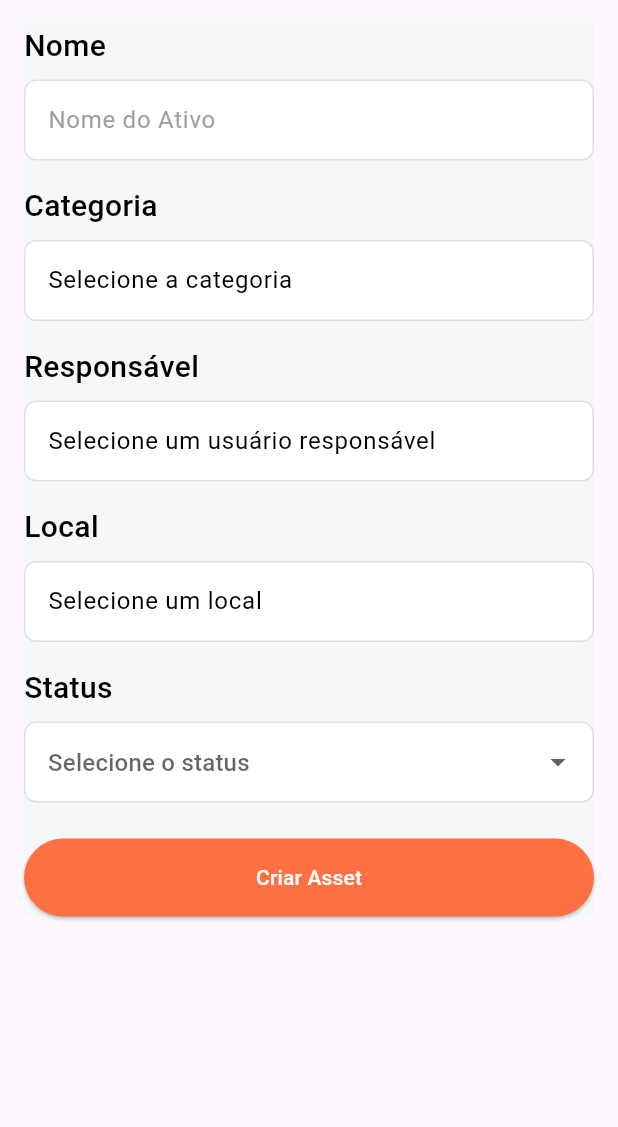
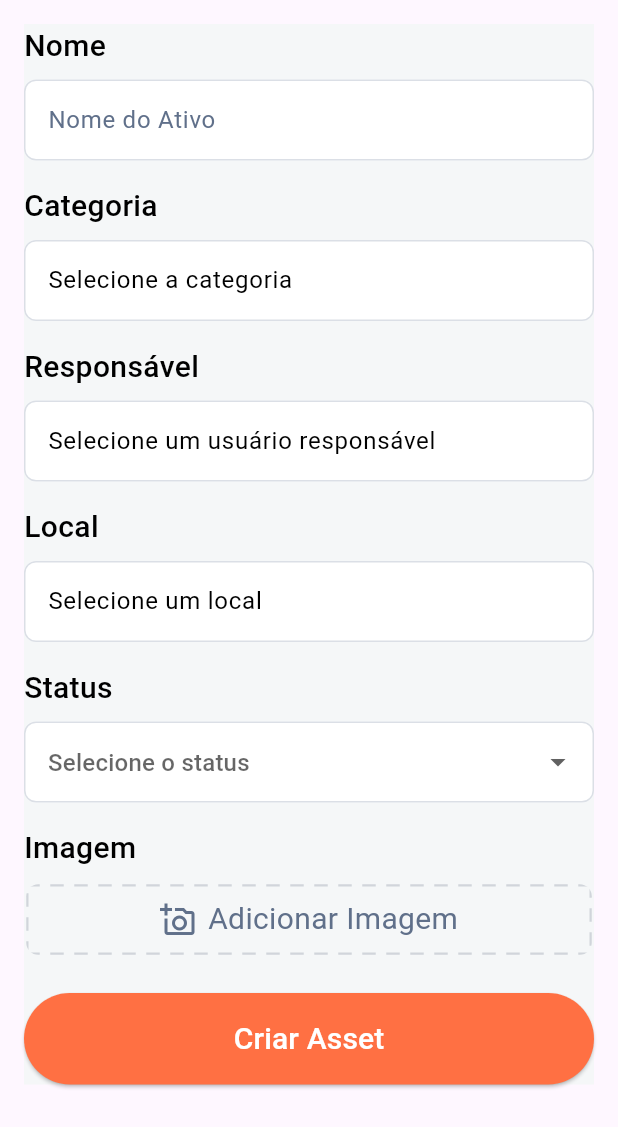
Before and after one commit to mathe-u/asset-management-system-app, a Flutter app: the CreateAssetScreen widget shown alone on an empty page, opened directly, on a phone screen of 412 x 824 dp. Shown: the top 1127 px of the screen. Run offline on Flutter 3.47's test engine with Material 3 defaults, Android fonts, the phone set to English and light mode, and no system bars; our stand-ins replace google_fonts, image_picker, pdf, printing, shared_preferences; missing offline and left inert: mobile_scanner; accounts and stored records are empty; network calls fail.

Commit message:
add button add image for create asset screen

```diff
--- a/lib/screens/create_asset_screen.dart
+++ b/lib/screens/create_asset_screen.dart
@@ -1,4 +1,6 @@
 import 'package:flutter/material.dart';
+import 'package:image_picker/image_picker.dart';
+import 'dart:io';
 
 class CreateAssetScreen extends StatefulWidget {
   const CreateAssetScreen({super.key});
@@ -17,6 +19,9 @@ class _CreateAssetState extends State<CreateAssetScreen> {
   bool _isLoading = false;
 
   String? _selectedStatus = null;
+
+  File? _image;
+  final ImagePicker _picker = ImagePicker();
 
   final List<String> _statusChoices = [
     'Disponivel',
@@ -56,6 +61,17 @@ class _CreateAssetState extends State<CreateAssetScreen> {
     }
   }
 
+  Future<void> _pickImage() async {
+    final XFile? pickedFile = await _picker.pickImage(
+      source: ImageSource.gallery,
+    );
+    if (pickedFile != null) {
+      setState(() {
+        _image = File(pickedFile.path);
+      });
+    }
+  }
+
   @override
   void dispose() {
     _nameController.dispose();
@@ -91,7 +107,7 @@ class _CreateAssetState extends State<CreateAssetScreen> {
                   controller: _nameController,
                   decoration: InputDecoration(
                     hintText: 'Nome do Ativo',
-                    hintStyle: const TextStyle(color: Colors.grey),
+                    hintStyle: const TextStyle(color: Color(0xff60708a)),
                     filled: true,
                     fillColor: Colors.white,
                     border: const OutlineInputBorder(),
@@ -274,7 +290,8 @@ class _CreateAssetState extends State<CreateAssetScreen> {
                 ),
                 const SizedBox(height: 8),
                 DropdownButtonFormField<String>(
-                  // initialValue: '_selectedStatus',
+                  // value: _selectedStatus,
+                  initialValue: _selectedStatus,
                   decoration: InputDecoration(
                     hintText: 'Selecione o status',
                     hintStyle: const TextStyle(color: Colors.black),
@@ -321,6 +338,72 @@ class _CreateAssetState extends State<CreateAssetScreen> {
                   },
                 ),
 
+                const SizedBox(height: 16),
+                const Text(
+                  'Imagem',
+                  style: TextStyle(
+                    fontSize: 20,
+                    color: Colors.black,
+                    fontWeight: FontWeight.w500,
+                  ),
+                  textAlign: TextAlign.left,
+                ),
+                // deve ser um botao com borda pontilhada Color(0xFFd1d5db),
+                // quando tiver uma imagem deve mudar de tamaho para se ajustar a imagem
+                // deve ser possivel adicionar mais de uma image
+                // botao para adicionar mais uma image abaixo,
+                const SizedBox(height: 8),
+                GestureDetector(
+                  onTap: _pickImage,
+                  child: Container(
+                    height: 50,
+                    decoration: BoxDecoration(
+                      color: Colors.transparent,
+                      borderRadius: BorderRadius.circular(8),
+                      border: _image == null
+                          ? Border.all(
+                              color: const Color(0xffdbdfe6),
+                              width: 1.5,
+                              style: BorderStyle.none,
+                            )
+                          : null,
+                    ),
+                    child: ClipRRect(
+                      borderRadius: BorderRadius.circular(8),
+                      child: _image != null
+                          ? Image.file(
+                              _image!,
+                              width: double.infinity,
+                              height: double.infinity,
+                              fit: BoxFit.cover,
+                            )
+                          : CustomPaint(
+                              painter: DashedBorderPainter(),
+                              child: Center(
+                                child: Row(
+                                  mainAxisAlignment: MainAxisAlignment.center,
+                                  children: [
+                                    Icon(
+                                      Icons.add_a_photo_outlined,
+                                      size: 24,
+                                      color: const Color(0xff60708a),
+                                    ),
+                                    const SizedBox(width: 8),
+                                    Text(
+                                      'Adicionar Imagem',
+                                      style: TextStyle(
+                                        color: const Color(0xff60708a),
+                                        fontSize: 20,
+                                      ),
+                                    ),
+                                  ],
+                                ),
+                              ),
+                            ),
+                    ),
+                  ),
+                ),
+
                 const SizedBox(height: 24),
                 SizedBox(
                   width: double.infinity,
@@ -331,9 +414,13 @@ class _CreateAssetState extends State<CreateAssetScreen> {
                       foregroundColor: Colors.white,
                       padding: const EdgeInsets.symmetric(vertical: 16),
                     ),
+
                     child: _isLoading
                         ? const CircularProgressIndicator(color: Colors.white)
-                        : const Text('Criar Asset'),
+                        : const Text(
+                            'Criar Asset',
+                            style: TextStyle(fontSize: 20),
+                          ),
                   ),
                 ),
               ],
@@ -344,3 +431,60 @@ class _CreateAssetState extends State<CreateAssetScreen> {
     );
   }
 }
+
+class DashedBorderPainter extends CustomPainter {
+  @override
+  void paint(Canvas canvas, Size size) {
+    final paint = Paint()
+      ..color = const Color(0xFFd1d5db)
+      ..strokeWidth = 3
+      ..style = PaintingStyle.stroke;
+
+    const dashWidth = 9.0;
+    const dashSpace = 7.0;
+    double startX = 0;
+    double startY = 0;
+
+    // Desenha borda tracejada
+    while (startX < size.width) {
+      canvas.drawLine(Offset(startX, 0), Offset(startX + dashWidth, 0), paint);
+      startX += dashWidth + dashSpace;
+    }
+
+    startX = size.width;
+    startY = 0;
+    while (startY < size.height) {
+      canvas.drawLine(
+        Offset(startX, startY),
+        Offset(startX, startY + dashWidth),
+        paint,
+      );
+      startY += dashWidth + dashSpace;
+    }
+
+    startX = size.width;
+    startY = size.height;
+    while (startX > 0) {
+      canvas.drawLine(
+        Offset(startX, startY),
+        Offset(startX - dashWidth, startY),
+        paint,
+      );
+      startX -= dashWidth + dashSpace;
+    }
+
+    startX = 0;
+    startY = size.height;
+    while (startY > 0) {
+      canvas.drawLine(
+        Offset(startX, startY),
+        Offset(startX, startY - dashWidth),
+        paint,
+      );
+      startY -= dashWidth + dashSpace;
+    }
+  }
+
+  @override
+  bool shouldRepaint(CustomPainter oldDelegate) => false;
+}
--- a/pubspec.yaml
+++ b/pubspec.yaml
@@ -36,6 +36,7 @@ dependencies:
   pdf: ^3.10.8
   printing: ^5.12.0
   google_fonts: ^6.2.1
+  image_picker: ^1.0.7
 
 
   # The following adds the Cupertino Icons font to your application.
```
Also changed, not shown: pubspec.lock.
